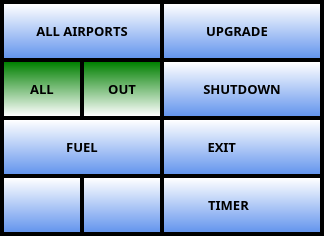
This is ui/MenuDialog.ui in UnexplodedMinds/Stratofier as Qt 5 draws it before an edit. The edited form follows.
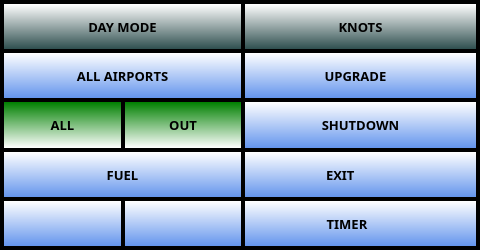
This is the edited form. Icons and pictures are not drawn.

Commit message: Add knots/mph and day/night configuration. Currently not persistent.

The edit to the form file:
```diff
--- a/ui/MenuDialog.ui
+++ b/ui/MenuDialog.ui
@@ -6,8 +6,8 @@
    <rect>
     <x>0</x>
     <y>0</y>
-    <width>324</width>
-    <height>236</height>
+    <width>480</width>
+    <height>250</height>
    </rect>
   </property>
   <property name="sizePolicy">
@@ -16,6 +16,12 @@
     <verstretch>0</verstretch>
    </sizepolicy>
   </property>
+  <property name="minimumSize">
+   <size>
+    <width>330</width>
+    <height>100</height>
+   </size>
+  </property>
   <property name="palette">
    <palette>
     <active>
@@ -302,12 +308,6 @@
        <verstretch>0</verstretch>
       </sizepolicy>
      </property>
-     <property name="minimumSize">
-      <size>
-       <width>160</width>
-       <height>0</height>
-      </size>
-     </property>
      <property name="font">
       <font>
        <family>Piboto</family>
@@ -469,12 +469,6 @@
        <verstretch>0</verstretch>
       </sizepolicy>
      </property>
-     <property name="minimumSize">
-      <size>
-       <width>160</width>
-       <height>0</height>
-      </size>
-     </property>
      <property name="font">
       <font>
        <family>Piboto</family>
@@ -544,6 +538,96 @@
      </property>
     </widget>
    </item>
+   <item row="0" column="3">
+    <widget class="QPushButton" name="m_pUnitsKnotsButton">
+     <property name="sizePolicy">
+      <sizepolicy hsizetype="MinimumExpanding" vsizetype="MinimumExpanding">
+       <horstretch>0</horstretch>
+       <verstretch>0</verstretch>
+      </sizepolicy>
+     </property>
+     <property name="minimumSize">
+      <size>
+       <width>235</width>
+       <height>0</height>
+      </size>
+     </property>
+     <property name="font">
+      <font>
+       <family>Piboto</family>
+       <pointsize>10</pointsize>
+       <weight>75</weight>
+       <bold>true</bold>
+      </font>
+     </property>
+     <property name="styleSheet">
+      <string notr="true">QPushButton
+{
+	border: none;
+	background-color: qlineargradient( x1:0, y1:0, x2:0, y2:1, stop: 0 white, stop:1 DarkSlateGray );
+	margin: 2px;
+}
+QPushButton::pressed
+{
+	border: none;
+	background-color: qlineargradient( x1:0, y1:0, x2:0, y2:1, stop: 0 DarkSlateGray, stop:1 white );
+	margin: 2px;
+}
+</string>
+     </property>
+     <property name="text">
+      <string>KNOTS</string>
+     </property>
+     <property name="iconSize">
+      <size>
+       <width>32</width>
+       <height>32</height>
+      </size>
+     </property>
+    </widget>
+   </item>
+   <item row="0" column="1" colspan="2">
+    <widget class="QPushButton" name="m_pDayModeButton">
+     <property name="sizePolicy">
+      <sizepolicy hsizetype="MinimumExpanding" vsizetype="MinimumExpanding">
+       <horstretch>0</horstretch>
+       <verstretch>0</verstretch>
+      </sizepolicy>
+     </property>
+     <property name="font">
+      <font>
+       <family>Piboto</family>
+       <pointsize>10</pointsize>
+       <weight>75</weight>
+       <bold>true</bold>
+      </font>
+     </property>
+     <property name="styleSheet">
+      <string notr="true">QPushButton
+{
+	border: none;
+	background-color: qlineargradient( x1:0, y1:0, x2:0, y2:1, stop: 0 white, stop:1 DarkSlateGray );
+	margin: 2px;
+}
+QPushButton::pressed
+{
+	border: none;
+	background-color: qlineargradient( x1:0, y1:0, x2:0, y2:1, stop: 0 DarkSlateGray, stop:1 white );
+	margin: 2px;
+}
+</string>
+     </property>
+     <property name="text">
+      <string>DAY MODE</string>
+     </property>
+     <property name="iconSize">
+      <size>
+       <width>32</width>
+       <height>32</height>
+      </size>
+     </property>
+    </widget>
+   </item>
   </layout>
  </widget>
  <resources>
```
The commit also changes 8 other files.
